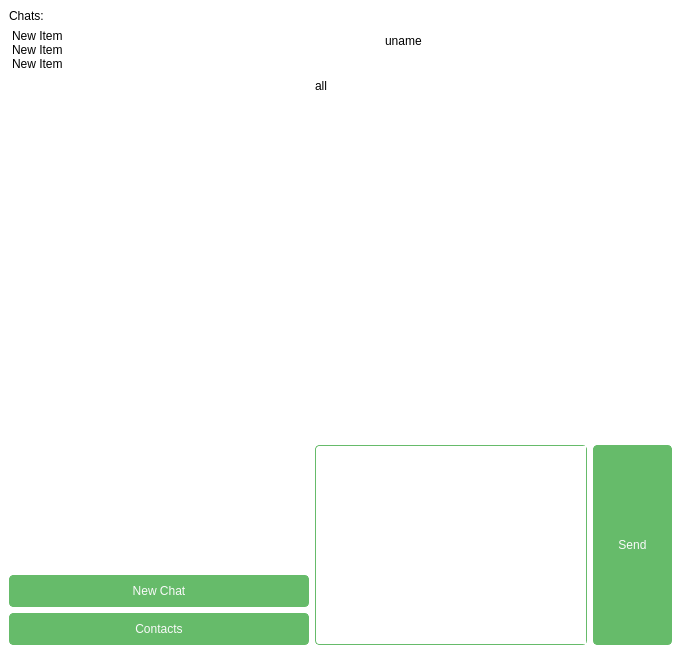
First picture: the form in hanita/forms/ui_forms/login_form02.ui, repository machine23/hanita, before the edit.
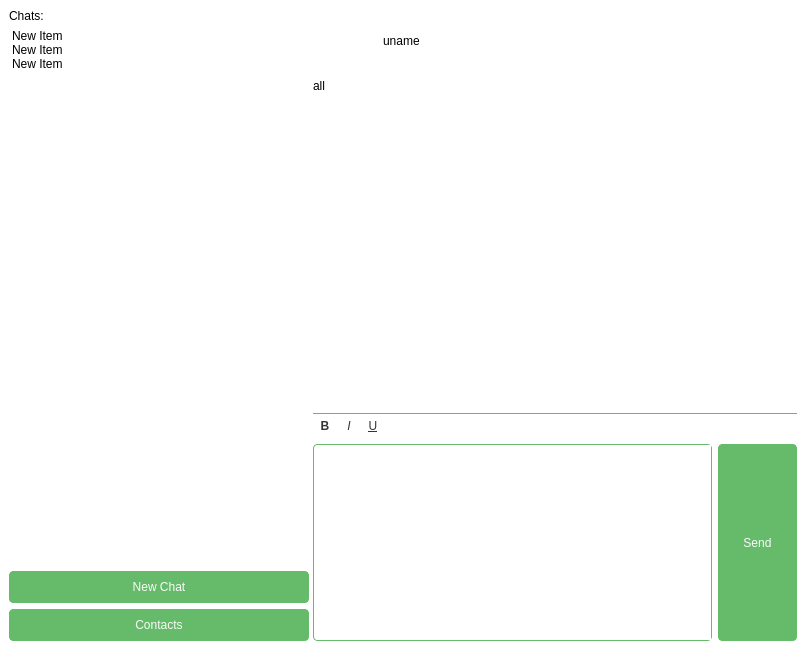
Second picture: the form after the edit. Icons and pictures are not drawn.

Commit message: добавленно форматирование сообщений

What changed in the file:
```diff
--- a/hanita/forms/ui_forms/login_form02.ui
+++ b/hanita/forms/ui_forms/login_form02.ui
@@ -6,8 +6,8 @@
    <rect>
     <x>0</x>
     <y>0</y>
-    <width>681</width>
-    <height>654</height>
+    <width>806</width>
+    <height>650</height>
    </rect>
   </property>
   <property name="windowTitle">
@@ -331,10 +331,13 @@
        </layout>
       </widget>
       <widget class="QWidget" name="main_page">
-       <layout class="QHBoxLayout" name="horizontalLayout_5">
-        <item>
          <layout class="QHBoxLayout" name="horizontalLayout_4">
           <item>
+         <widget class="QSplitter" name="splitter_2">
+          <property name="orientation">
+           <enum>Qt::Horizontal</enum>
+          </property>
+          <widget class="QWidget" name="horizontalLayoutWidget_2">
            <layout class="QVBoxLayout" name="verticalLayout_2">
             <property name="sizeConstraint">
              <enum>QLayout::SetMinAndMaxSize</enum>
@@ -413,10 +416,12 @@
              </widget>
             </item>
            </layout>
-          </item>
-          <item>
-           <layout class="QVBoxLayout" name="verticalLayout_4">
-            <item>
+          </widget>
+          <widget class="QSplitter" name="splitter">
+           <property name="orientation">
+            <enum>Qt::Vertical</enum>
+           </property>
+           <widget class="QWidget" name="layoutWidget">
              <layout class="QVBoxLayout" name="verticalLayout">
               <item>
                <layout class="QHBoxLayout" name="horizontalLayout_3">
@@ -617,6 +622,170 @@
                </widget>
               </item>
              </layout>
+           </widget>
+           <widget class="QWidget" name="layoutWidget">
+            <layout class="QVBoxLayout" name="verticalLayout_4">
+             <property name="sizeConstraint">
+              <enum>QLayout::SetMinAndMaxSize</enum>
+             </property>
+             <item>
+              <widget class="QFrame" name="f_main_tools">
+               <property name="maximumSize">
+                <size>
+                 <width>16777215</width>
+                 <height>25</height>
+                </size>
+               </property>
+               <property name="styleSheet">
+                <string notr="true">QPushButton {
+	background-color: white;
+	border: none;
+	color: #333;
+	max-width: 33px;
+	margin: 0;
+	padding: 0;
+}
+QPushButton:hover {
+	border: 1px solid #66BB6A;
+}
+QFrame {
+	background: none;
+	border: none;
+	margin: 0;
+	padding: 0;
+}
+#f_main_tools {
+	margin-bottom: -0px;
+	border-top: 1px solid #66BB6A;
+}
+#pb_bold {
+	font-weight: bold;
+}
+#pb_italic {
+	font-style: italic;
+}
+#pb_underline {
+	text-decoration: underline;
+}</string>
+               </property>
+               <layout class="QHBoxLayout" name="horizontalLayout_6">
+                <property name="spacing">
+                 <number>0</number>
+                </property>
+                <property name="leftMargin">
+                 <number>0</number>
+                </property>
+                <property name="topMargin">
+                 <number>0</number>
+                </property>
+                <property name="rightMargin">
+                 <number>0</number>
+                </property>
+                <property name="bottomMargin">
+                 <number>0</number>
+                </property>
+                <item>
+                 <widget class="QPushButton" name="pb_bold">
+                  <property name="sizePolicy">
+                   <sizepolicy hsizetype="Fixed" vsizetype="Fixed">
+                    <horstretch>0</horstretch>
+                    <verstretch>0</verstretch>
+                   </sizepolicy>
+                  </property>
+                  <property name="minimumSize">
+                   <size>
+                    <width>24</width>
+                    <height>24</height>
+                   </size>
+                  </property>
+                  <property name="maximumSize">
+                   <size>
+                    <width>33</width>
+                    <height>24</height>
+                   </size>
+                  </property>
+                  <property name="toolTip">
+                   <string>Bold</string>
+                  </property>
+                  <property name="whatsThis">
+                   <string/>
+                  </property>
+                  <property name="text">
+                   <string>B</string>
+                  </property>
+                 </widget>
+                </item>
+                <item>
+                 <widget class="QPushButton" name="pb_italic">
+                  <property name="sizePolicy">
+                   <sizepolicy hsizetype="Fixed" vsizetype="Fixed">
+                    <horstretch>0</horstretch>
+                    <verstretch>0</verstretch>
+                   </sizepolicy>
+                  </property>
+                  <property name="minimumSize">
+                   <size>
+                    <width>24</width>
+                    <height>24</height>
+                   </size>
+                  </property>
+                  <property name="maximumSize">
+                   <size>
+                    <width>33</width>
+                    <height>24</height>
+                   </size>
+                  </property>
+                  <property name="toolTip">
+                   <string>Italic</string>
+                  </property>
+                  <property name="text">
+                   <string>I</string>
+                  </property>
+                 </widget>
+                </item>
+                <item>
+                 <widget class="QPushButton" name="pb_underline">
+                  <property name="sizePolicy">
+                   <sizepolicy hsizetype="Fixed" vsizetype="Fixed">
+                    <horstretch>0</horstretch>
+                    <verstretch>0</verstretch>
+                   </sizepolicy>
+                  </property>
+                  <property name="minimumSize">
+                   <size>
+                    <width>24</width>
+                    <height>24</height>
+                   </size>
+                  </property>
+                  <property name="maximumSize">
+                   <size>
+                    <width>33</width>
+                    <height>24</height>
+                   </size>
+                  </property>
+                  <property name="toolTip">
+                   <string>Underline</string>
+                  </property>
+                  <property name="text">
+                   <string>U</string>
+                  </property>
+                 </widget>
+                </item>
+                <item>
+                 <spacer name="horizontalSpacer">
+                  <property name="orientation">
+                   <enum>Qt::Horizontal</enum>
+                  </property>
+                  <property name="sizeHint" stdset="0">
+                   <size>
+                    <width>40</width>
+                    <height>20</height>
+                   </size>
+                  </property>
+                 </spacer>
+                </item>
+               </layout>
+              </widget>
             </item>
             <item>
              <layout class="QHBoxLayout" name="horizontalLayout">
@@ -631,6 +800,21 @@
                   <height>200</height>
                  </size>
                 </property>
+                 <property name="font">
+                  <font>
+                   <family>Sans Serif</family>
+                  </font>
+                 </property>
+                 <property name="undoRedoEnabled">
+                  <bool>false</bool>
+                 </property>
+                 <property name="html">
+                  <string>&lt;!DOCTYPE HTML PUBLIC &quot;-//W3C//DTD HTML 4.0//EN&quot; &quot;http://www.w3.org/TR/REC-html40/strict.dtd&quot;&gt;
+&lt;html&gt;&lt;head&gt;&lt;meta name=&quot;qrichtext&quot; content=&quot;1&quot; /&gt;&lt;style type=&quot;text/css&quot;&gt;
+p, li { white-space: pre-wrap; }
+&lt;/style&gt;&lt;/head&gt;&lt;body style=&quot; font-family:'Sans Serif'; font-size:11pt; font-weight:400; font-style:normal;&quot;&gt;
+&lt;p style=&quot;-qt-paragraph-type:empty; margin-top:0px; margin-bottom:0px; margin-left:0px; margin-right:0px; -qt-block-indent:0; text-indent:0px;&quot;&gt;&lt;br /&gt;&lt;/p&gt;&lt;/body&gt;&lt;/html&gt;</string>
+                 </property>
                </widget>
               </item>
               <item>
@@ -658,8 +842,9 @@
              </layout>
             </item>
            </layout>
-          </item>
-         </layout>
+           </widget>
+          </widget>
+         </widget>
         </item>
        </layout>
       </widget>
```
Lines whose indentation alone changed are shown as unchanged. The commit also changes 2 other files.
